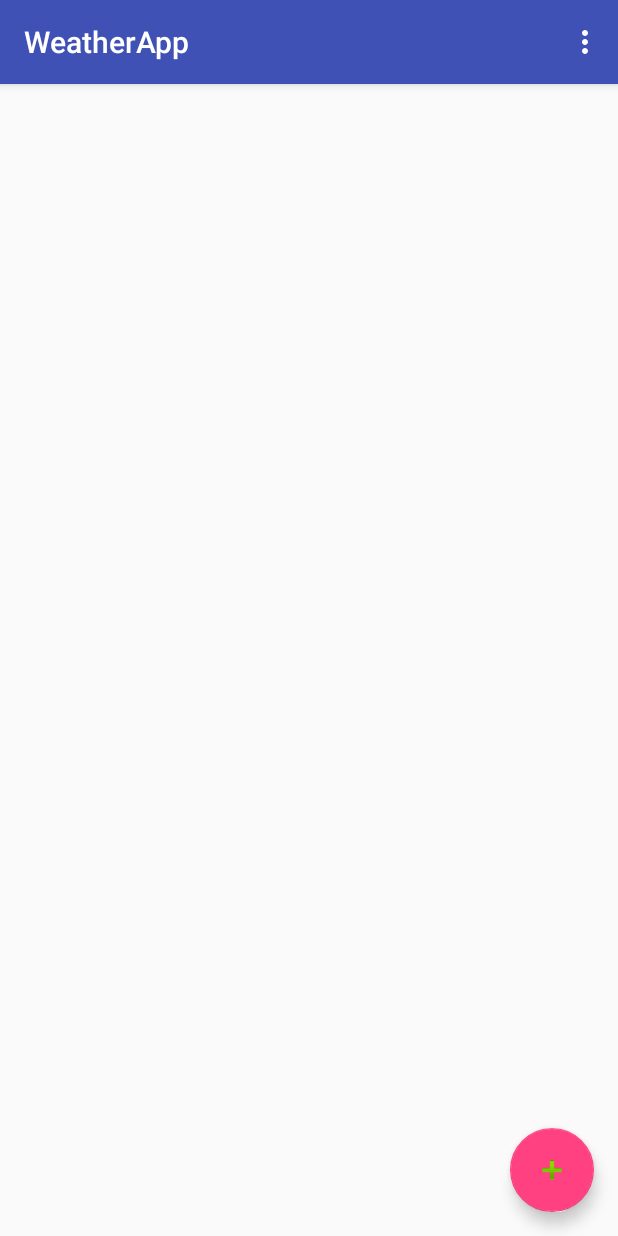
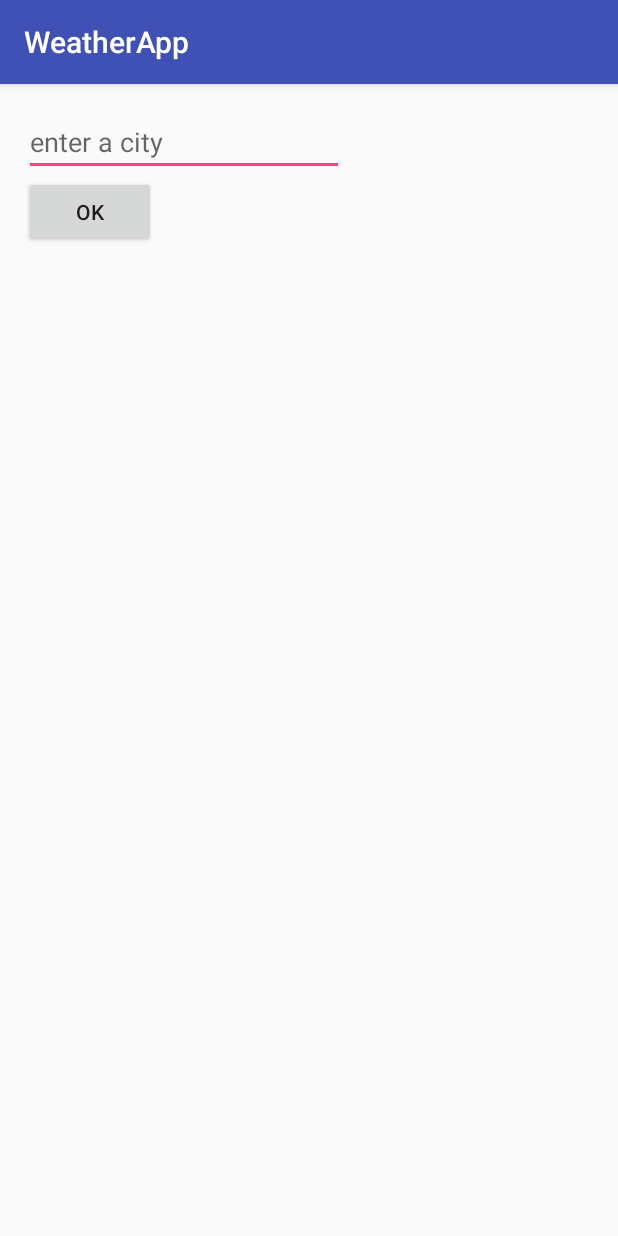
Before and after one commit to lenab49/WeatherApp, an Android app: the screen it shows after launch (MainActivity before the commit, AddCity after it), after a tap on an icon or button, on a phone screen of 412 x 824 dp. Run offline under Robolectric (Android 15) with nearby library versions, the phone set to English and light mode, and no system bars; 1 statement that could not run was skipped.

Commit message:
ajout second activité addcity

```diff
--- a/app/src/main/AndroidManifest.xml
+++ b/app/src/main/AndroidManifest.xml
@@ -1,9 +1,9 @@
 <?xml version="1.0" encoding="utf-8"?>
 <manifest xmlns:android="http://schemas.android.com/apk/res/android"
     package="org.esaip.weatherapp">
+
     <uses-permission android:name="android.permission.INTERNET" />
     <uses-permission android:name="android.permission.ACCESS_NETWORK_STATE" />
-
 
     <application
         android:allowBackup="true"
@@ -21,7 +21,8 @@
                 <category android:name="android.intent.category.LAUNCHER" />
             </intent-filter>
         </activity>
-        <activity android:name=".DetailWeather"></activity>
+        <activity android:name=".DetailWeather" />
+        <activity android:name=".AddCity"></activity>
     </application>
 
 </manifest>
--- /dev/null
+++ b/app/src/main/java/org/esaip/weatherapp/AddCity.java
@@ -0,0 +1,39 @@
+package org.esaip.weatherapp;
+
+import android.os.Bundle;
+import android.support.v7.app.AppCompatActivity;
+import android.view.View;
+import android.widget.Button;
+import android.widget.TextView;
+import android.widget.Toast;
+
+public class AddCity extends AppCompatActivity {
+
+    private TextView mCityText;
+    private Button mValidCityButton;
+
+    private String City;
+
+    @Override
+    protected void onCreate(Bundle savedInstanceState) {
+        super.onCreate(savedInstanceState);
+        setContentView(R.layout.activity_add_city);
+
+        mCityText = (TextView) findViewById(R.id.CityText) ;
+        mValidCityButton = (Button) findViewById(R.id.ValidCityButton);
+
+        mValidCityButton.setOnClickListener(new View.OnClickListener() {
+            @Override
+            public void onClick(View v) {
+                if (mCityText.getText().toString().length() < 1){
+                    Toast.makeText(AddCity.this, "Please enter a city", Toast.LENGTH_SHORT).show();
+                } else {
+
+                    finish();
+                }
+            }
+        });
+    }
+
+
+}
--- a/app/src/main/java/org/esaip/weatherapp/MainActivity.java
+++ b/app/src/main/java/org/esaip/weatherapp/MainActivity.java
@@ -1,6 +1,7 @@
 package org.esaip.weatherapp;
 
 import android.content.Context;
+import android.content.Intent;
 import android.content.SharedPreferences;
 import android.net.ConnectivityManager;
 import android.net.NetworkInfo;
@@ -43,6 +44,8 @@ public class MainActivity extends AppCompatActivity {
     private ArrayList<Weather> slistcity=new ArrayList<>();
     private String Ville=null;
 
+    int resultCity;
+
 
     @Override
     protected void onCreate(Bundle savedInstanceState) {
@@ -57,9 +60,10 @@ public class MainActivity extends AppCompatActivity {
             public void onClick(View view) {
                // Snackbar.make(view, "Replace with your own action", Snackbar.LENGTH_LONG)
                  //      .setAction("Action", null).show();
+                //
+                Intent intent=new Intent(getApplicationContext(),AddCity.class);
+                startActivityForResult(intent, resultCity);
                 startDownload("Nantes");
-
-
             }
         });
 
--- /dev/null
+++ b/app/src/main/res/layout/activity_add_city.xml
@@ -0,0 +1,32 @@
+<?xml version="1.0" encoding="utf-8"?>
+<RelativeLayout xmlns:android="http://schemas.android.com/apk/res/android"
+    xmlns:tools="http://schemas.android.com/tools"
+    android:id="@+id/activity_add_city"
+    android:layout_width="match_parent"
+    android:layout_height="match_parent"
+    android:paddingBottom="@dimen/activity_vertical_margin"
+    android:paddingLeft="@dimen/activity_horizontal_margin"
+    android:paddingRight="@dimen/activity_horizontal_margin"
+    android:paddingTop="@dimen/activity_vertical_margin"
+    tools:context="org.esaip.weatherapp.AddCity">
+
+    <EditText
+        android:layout_width="wrap_content"
+        android:layout_height="wrap_content"
+        android:inputType="textPersonName"
+        android:ems="10"
+        android:id="@+id/CityText"
+        android:layout_alignParentTop="true"
+        android:layout_alignParentLeft="true"
+        android:layout_alignParentStart="true"
+        android:hint="enter a city" />
+
+    <Button
+        android:text="OK"
+        android:layout_width="wrap_content"
+        android:layout_height="wrap_content"
+        android:layout_below="@+id/CityText"
+        android:layout_alignParentLeft="true"
+        android:layout_alignParentStart="true"
+        android:id="@+id/ValidCityButton" />
+</RelativeLayout>
--- a/app/src/main/res/values/strings.xml
+++ b/app/src/main/res/values/strings.xml
@@ -4,4 +4,4 @@
     <string name="idG">Grcity</string>
     <string name="action_refresh">Refresh</string>
     <string name="action_clearall">Clear ALL</string>
-    </resources>
+</resources>
```
